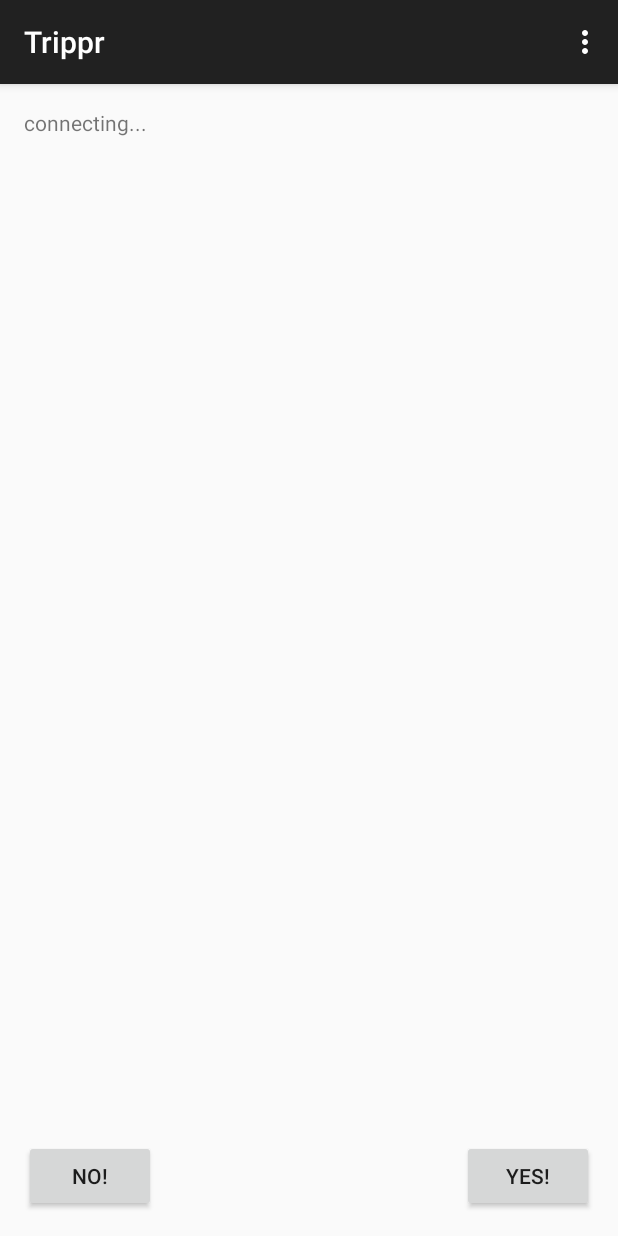
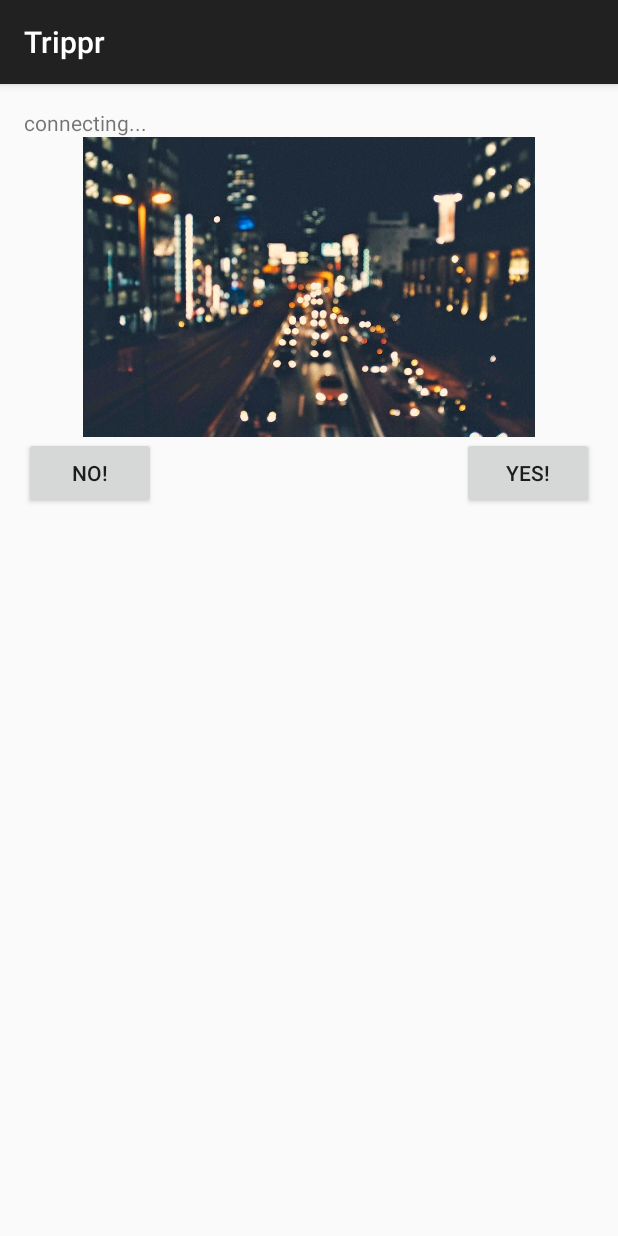
Before and after one commit to asikrandev/trippr, an Android app: the screen it shows after launch (MainActivity), on a phone screen of 412 x 824 dp. Run offline under Robolectric (Android 15) with nearby library versions, the phone set to English and light mode, and no system bars; 1 statement that could not run was skipped.

Commit message:
incorporing AcisionSdk with images feedback

```diff
--- a/android/Trippr/app/src/main/AndroidManifest.xml
+++ b/android/Trippr/app/src/main/AndroidManifest.xml
@@ -1,6 +1,12 @@
 <?xml version="1.0" encoding="utf-8"?>
 <manifest xmlns:android="http://schemas.android.com/apk/res/android"
     package="com.asikrandev.trippr" >
+
+    <uses-permission android:name="android.permission.INTERNET"/>
+    <uses-permission android:name="android.permission.CAMERA"/>
+    <uses-permission android:name="android.permission.ACCESS_NETWORK_STATE"/>
+    <uses-permission android:name="android.permission.RECORD_AUDIO"/>
+    <uses-permission android:name="android.permission.ACCESS_WIFI_STATE"/>.
 
     <application
         android:allowBackup="true"
--- a/android/Trippr/app/src/main/java/com/asikrandev/trippr/MainActivity.java
+++ b/android/Trippr/app/src/main/java/com/asikrandev/trippr/MainActivity.java
@@ -39,15 +39,16 @@
         position = 0;
 
         // delete databases created
-        //this.deleteDatabase("trippr");
+        this.deleteDatabase("trippr");
         // creating new database
         MySQLiteHelper db = new MySQLiteHelper(this);
 
         // add Images
         db.addImage(new Image(1,"img01","peace peaceful lights night city quiet clubs buildings traffic "));
-        db.addImage(new Image(2,"img03","work peace wood electronic laptop drink alone yellow table write "));
-        db.addImage(new Image(3,"img05","Buildings city landscape colors people metropolis high lakes skyscrapers"));
-        db.addImage(new Image(4,"img08","beach sea pier wood landscape sky beautiful  deep hot sunlight "));
+        db.addImage(new Image(2,"img02","work peace wood electronic laptop drink alone yellow table write "));
+        db.addImage(new Image(3,"img03","Buildings city landscape colors people metropolis high lakes skyscrapers"));
+        db.addImage(new Image(4,"img04","beach sea pier wood landscape sky beautiful  deep hot sunlight "));
+        db.addImage(new Image(5,"img05","beach sea pier wood landscape sky beautiful  deep hot sunlight "));
 
         // get Images from database
         list = db.getAllImages();
@@ -101,7 +102,7 @@
     @Override
     public boolean onCreateOptionsMenu(Menu menu) {
         // Inflate the menu; this adds items to the action bar if it is present.
-        getMenuInflater().inflate(R.menu.menu_main, menu);
+        //getMenuInflater().inflate(R.menu.menu_main, menu);
         return true;
     }
 
--- a/android/Trippr/app/src/main/res/layout/activity_main.xml
+++ b/android/Trippr/app/src/main/res/layout/activity_main.xml
@@ -2,10 +2,7 @@
     xmlns:tools="http://schemas.android.com/tools"
     android:layout_width="match_parent"
     android:layout_height="match_parent"
-    android:paddingLeft="@dimen/activity_horizontal_margin"
-    android:paddingRight="@dimen/activity_horizontal_margin"
-    android:paddingTop="@dimen/activity_vertical_margin"
-    android:paddingBottom="@dimen/activity_vertical_margin"
+    android:padding="16dp"
     android:orientation="vertical"
     tools:context=".MainActivity">
 
@@ -17,12 +14,10 @@
         />
 
     <ImageView
-        android:layout_width="wrap_content"
-        android:layout_height="wrap_content"
+        android:layout_width="match_parent"
+        android:layout_height="200dp"
         android:id="@+id/imageView"
-        android:layout_centerVertical="true"
-        android:layout_alignParentLeft="true"
-        android:layout_alignParentStart="true" />
+        android:src="@drawable/img01"/>
 
     <RelativeLayout
         android:layout_width="wrap_content"
@@ -33,9 +28,7 @@
             android:layout_height="wrap_content"
             android:text="Yes!"
             android:id="@+id/button"
-            android:layout_alignParentBottom="true"
             android:layout_alignParentRight="true"
-            android:layout_alignParentEnd="true"
             android:onClick="like"/>
 
         <Button
@@ -43,10 +36,9 @@
             android:layout_height="wrap_content"
             android:text="No!"
             android:id="@+id/button2"
-            android:layout_alignParentBottom="true"
             android:layout_alignParentLeft="true"
-            android:layout_alignParentStart="true"
             android:onClick="dontLike"/>
 
     </RelativeLayout>
+
 </LinearLayout>
--- a/android/Trippr/gradle.properties
+++ b/android/Trippr/gradle.properties
@@ -16,5 +16,3 @@
 # This option should only be used with decoupled projects. More details, visit
 # http://www.gradle.org/docs/current/userguide/multi_project_builds.html#sec:decoupled_projects
 # org.gradle.parallel=true
-
-org.gradle.jvmargs=-Xmx512m -XX:MaxPermSize=512m
```
Also changed, not shown: android/Trippr/app/src/main/res/drawable-hdpi/img01.jpg (added), android/Trippr/app/src/main/res/drawable-hdpi/img02.jpg (added), android/Trippr/app/src/main/res/drawable-hdpi/img03.jpg (added), android/Trippr/app/src/main/res/drawable-hdpi/img04.jpg (added), android/Trippr/app/src/main/res/drawable-hdpi/img05.jpg (added).
